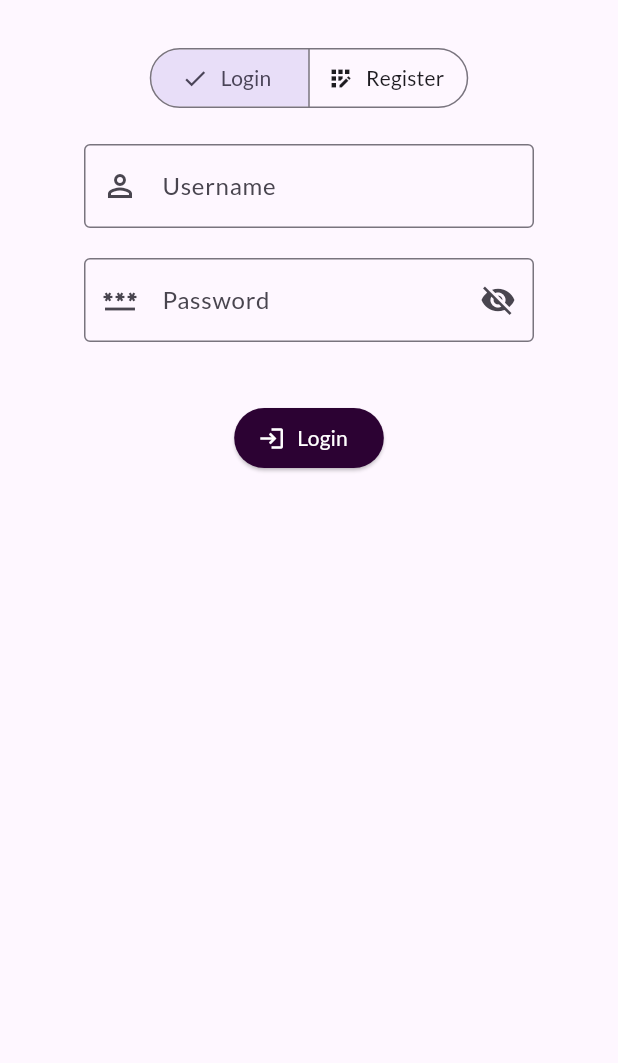
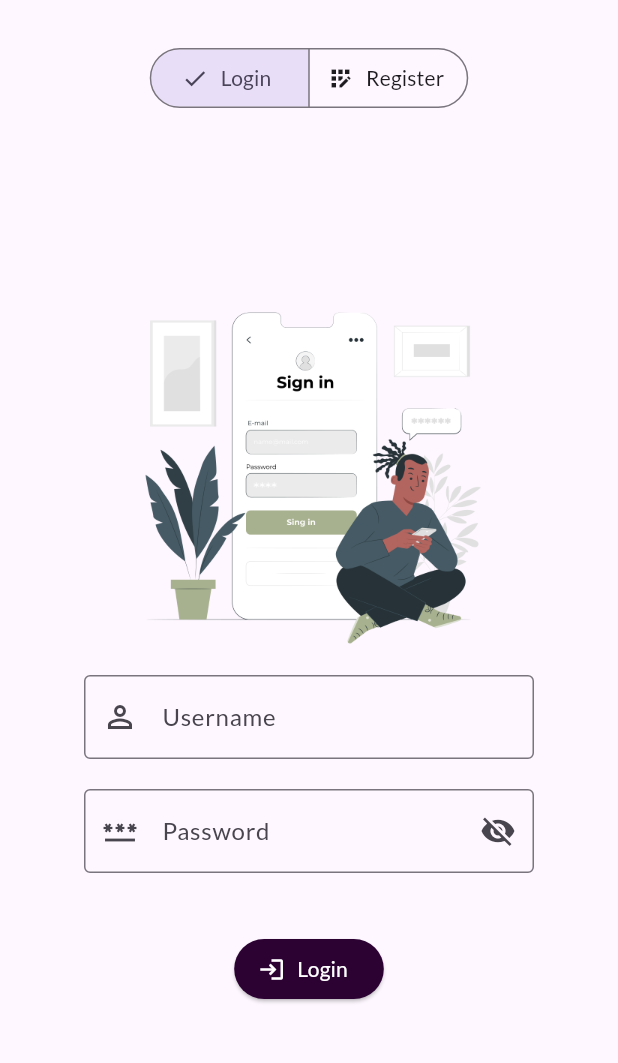
Before and after one commit to X9Yovix/eventgate-mobile, a Flutter app: the screen it shows after launch, after a tap on "Get Started", on a phone screen of 412 x 824 dp, the part 66-1129 px from its top. Run offline on Flutter 3.47's test engine with Material 3 defaults, Android fonts, the light colour scheme and no system bars; our stand-ins replace cached_network_image, carousel_slider, file_picker, firebase_auth, firebase_core, flutter_map and 8 more; accounts and stored records are empty; generated files the repository leaves out were written again; network calls fail.

Commit message:
integration of firebase, auth user firebase ( login, logout )

```diff
--- a/lib/controller/auth.dart
+++ b/lib/controller/auth.dart
@@ -41,6 +41,8 @@ class AuthController {
           _profile = Profile.fromJson(response['data']['profile']);
           _token = Token.fromJson(response['data']['token']);
           _message = response['data']['message'];
+
+          authService.authenticateWithFirebase(_token!.firebaseToken);
           return;
         }
       }
--- a/lib/main.dart
+++ b/lib/main.dart
@@ -8,8 +8,15 @@ import 'package:eventgate_flutter/view/main_screen.dart';
 import 'package:flutter/material.dart';
 import 'package:google_fonts/google_fonts.dart';
 import 'package:provider/provider.dart';
+import 'package:firebase_core/firebase_core.dart';
+import 'firebase_options.dart';
 
-void main() {
+void main() async {
+  WidgetsFlutterBinding.ensureInitialized();
+  await Firebase.initializeApp(
+    options: DefaultFirebaseOptions.currentPlatform,
+  );
+
   runApp(ChangeNotifierProvider(
     create: (context) => AuthProvider(),
     child: const MyApp(),
--- a/lib/model/token.dart
+++ b/lib/model/token.dart
@@ -1,13 +1,18 @@
 class Token {
   final String refresh;
   final String access;
+  final String firebaseToken;
 
-  Token({required this.refresh, required this.access});
+  Token(
+      {required this.refresh,
+      required this.access,
+      required this.firebaseToken});
 
   factory Token.fromJson(Map<String, dynamic> json) {
     return Token(
       refresh: json['refresh'],
       access: json['access'],
+      firebaseToken: json['firebase_token'],
     );
   }
 
@@ -15,6 +20,7 @@ class Token {
     return {
       'refresh': refresh,
       'access': access,
+      'firebase_token': firebaseToken,
     };
   }
 }
--- a/lib/utils/auth_provider.dart
+++ b/lib/utils/auth_provider.dart
@@ -4,6 +4,7 @@ import 'package:eventgate_flutter/model/token.dart';
 import 'package:eventgate_flutter/model/user.dart';
 import 'package:flutter/material.dart';
 import 'package:shared_preferences/shared_preferences.dart';
+import 'package:firebase_auth/firebase_auth.dart' as app_firebase_auth;
 
 class AuthProvider with ChangeNotifier {
   bool _isAuthenticated = false;
@@ -37,6 +38,8 @@ class AuthProvider with ChangeNotifier {
   }
 
   Future<void> logout() async {
+    await app_firebase_auth.FirebaseAuth.instance.signOut();
+
     _isAuthenticated = false;
     _user = null;
     _profile = null;
--- a/lib/view/auth/login_form.dart
+++ b/lib/view/auth/login_form.dart
@@ -69,10 +69,19 @@ class _LoginFormState extends State<LoginForm> {
 
   @override
   Widget build(BuildContext context) {
-    return Form(
+    return SingleChildScrollView(
+      child: Padding(
+        padding: const EdgeInsets.all(5),
+        child: Form(
           key: _loginFormKey,
           child: Column(
             children: [
+              Image.asset(
+                'assets/images/login.png',
+                width: 250,
+                height: 250,
+              ),
+              const SizedBox(height: 10),
               SizedBox(
                   width: 300,
                   child: TextFormField(
@@ -140,8 +149,11 @@ class _LoginFormState extends State<LoginForm> {
                   backgroundColor: const Color.fromARGB(255, 44, 2, 51),
                   foregroundColor: Colors.white,
                 ),
-            )
+              ),
             ],
-        ));
+          ),
+        ),
+      ),
+    );
   }
 }
--- a/pubspec.yaml
+++ b/pubspec.yaml
@@ -44,6 +44,8 @@ dependencies:
   carousel_slider: ^5.0.0
   cached_network_image: ^3.4.1
   shimmer: ^3.0.0
+  firebase_core: ^3.8.0
+  firebase_auth: ^5.3.3
 
 
   # The following adds the Cupertino Icons font to your application.
```
Also changed, not shown: lib/service/auth.dart (+19 -5 lines), lib/view/auth/register_form.dart (+14 -2 lines), assets/images/login.png (added), assets/images/register.png (added), firebase.json (added), pubspec.lock, 8 other files. Lines whose indentation alone changed are shown as unchanged.
